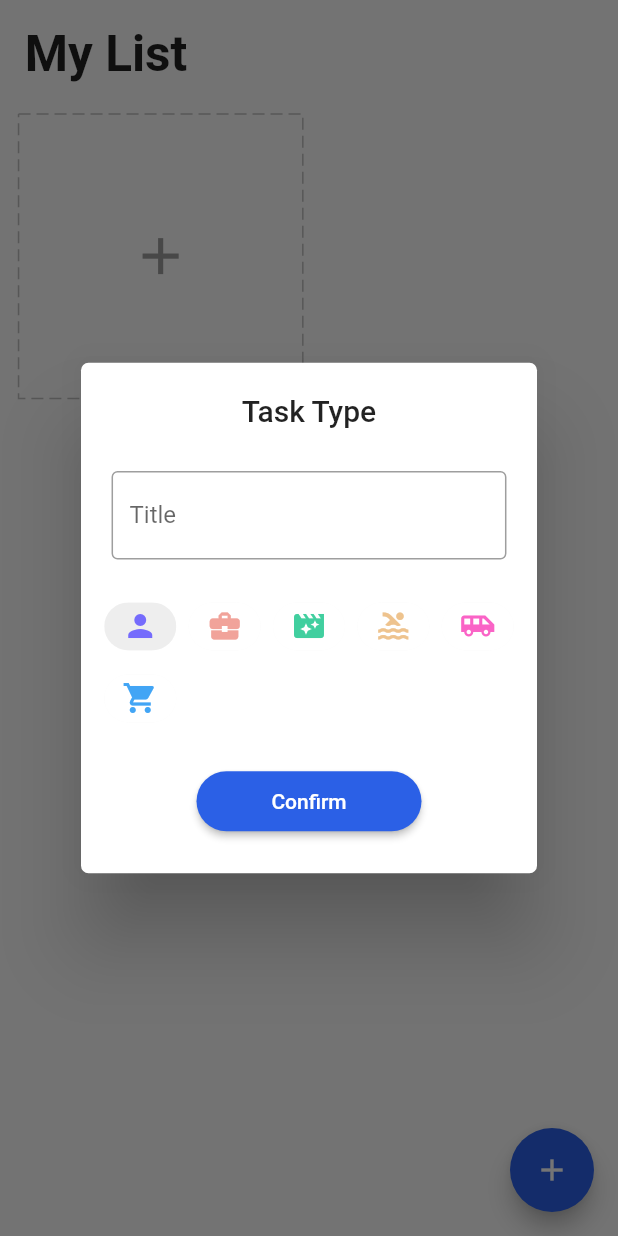
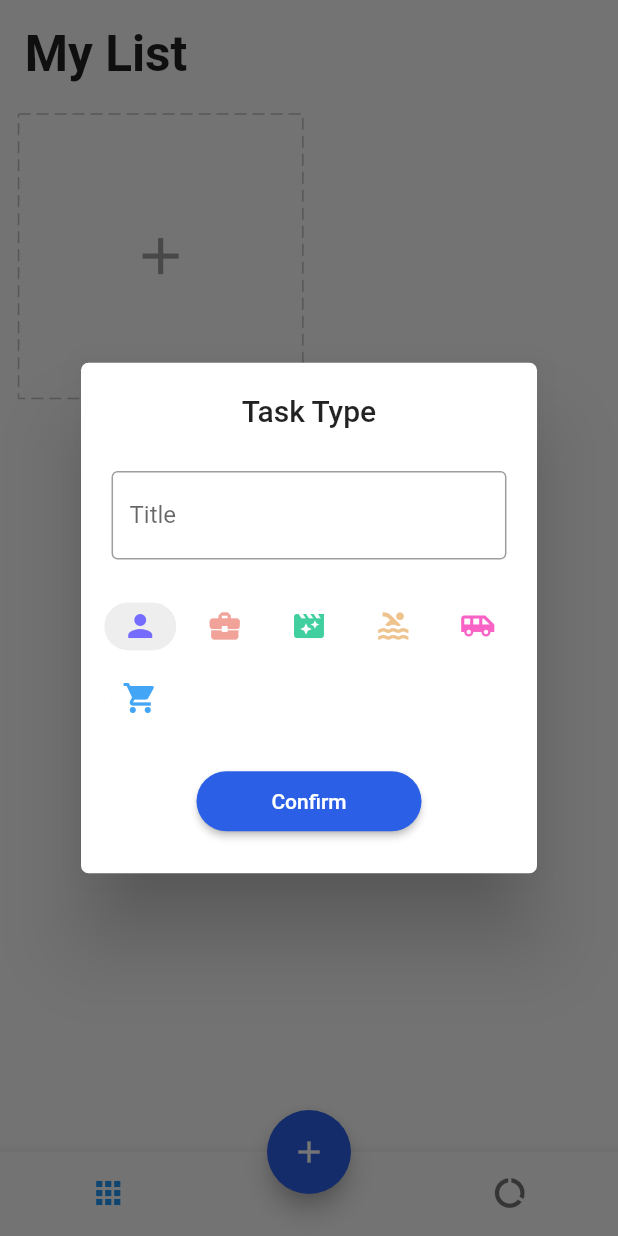
Before and after one commit to WasemAljundy/Todo-List-App, a Flutter app: the screen it shows after launch, after a tap on the "add" icon, on a phone screen of 412 x 824 dp. Run offline on Flutter 3.47's test engine with Material 2 defaults, Android fonts, the phone set to English and light mode, and no system bars; drawn by our look-alikes of dotted_border; our stand-ins replace equatable, flutter_easyloading, get, get_storage, step_progress_indicator.

Commit message:
all features created

```diff
--- a/lib/app/modules/detail/view.dart
+++ b/lib/app/modules/detail/view.dart
@@ -16,7 +16,9 @@
   Widget build(BuildContext context) {
     var task = homeController.task.value!;
     var color = HexColor.fromHex(task.color);
-    return Scaffold(
+    return WillPopScope(
+      onWillPop: () async => false,
+      child: Scaffold(
         body: Form(
           key: homeController.formKey,
           child: ListView(
@@ -147,6 +149,7 @@
             ],
           ),
         ),
+      ),
     );
   }
 }
--- a/lib/app/modules/home/controller.dart
+++ b/lib/app/modules/home/controller.dart
@@ -11,6 +11,7 @@
 
   final formKey = GlobalKey<FormState>();
   final editController = TextEditingController();
+  final tabIndex = 0.obs;
   final chipIndex = 0.obs;
   final deleting = false.obs;
   final tasks = <Task>[].obs;
@@ -29,6 +30,10 @@
   void onClose() {
     editController.dispose();
     super.onClose();
+  }
+
+  void changeTabIndex(int index) {
+    tabIndex.value = index;
   }
 
   void changeChipIndex(int value) {
@@ -145,4 +150,30 @@
     }
     return res;
   }
+
+  int getTotalTask() {
+    var res = 0;
+    for (int i = 0; i < tasks.length; i++) {
+      if (tasks[i].todos != null) {
+        res += tasks[i].todos!.length;
+      }
+    }
+    return res;
+  }
+
+
+  int getTotalDoneTask() {
+    var res = 0;
+    for (int i = 0; i < tasks.length; i++) {
+      if(tasks[i].todos !=null){
+        for (int j = 0; j < tasks[i].todos!.length; j++) {
+          if (tasks[i].todos![j]['done'] == true) {
+            res += 1;
+          }
+        }
+      }
+    }
+    return res;
+  }
+
 }
--- a/lib/app/modules/home/view.dart
+++ b/lib/app/modules/home/view.dart
@@ -8,6 +8,7 @@
 import 'package:getx_todo_list/app/modules/home/widgets/add_card.dart';
 import 'package:getx_todo_list/app/modules/home/widgets/add_dialog.dart';
 import 'package:getx_todo_list/app/modules/home/widgets/task_card.dart';
+import 'package:getx_todo_list/app/modules/report/view.dart';
 
 class HomePage extends GetView<HomeController> {
   const HomePage({super.key});
@@ -15,7 +16,11 @@
   @override
   Widget build(BuildContext context) {
     return Scaffold(
-      body: SafeArea(
+      body: Obx(
+        () => IndexedStack(
+          index: controller.tabIndex.value,
+          children: [
+            SafeArea(
               child: ListView(
                 children: [
                   Padding(
@@ -39,7 +44,8 @@
                             .map(
                               (element) => LongPressDraggable(
                                 data: element,
-                          onDragStarted: () => controller.changeDeleting(true),
+                                onDragStarted: () =>
+                                    controller.changeDeleting(true),
                                 onDraggableCanceled: (velocity, offset) =>
                                     controller.changeDeleting(false),
                                 onDragEnd: (details) =>
@@ -56,6 +62,10 @@
                       ],
                     ),
                   ),
+                ],
+              ),
+            ),
+            ReportPage(),
           ],
         ),
       ),
@@ -82,6 +92,37 @@
           EasyLoading.showSuccess('Delete Success');
         },
       ),
+      floatingActionButtonLocation: FloatingActionButtonLocation.centerDocked,
+      bottomNavigationBar: Theme(
+        data: ThemeData(
+          splashColor: Colors.transparent,
+          highlightColor: Colors.transparent,
+        ),
+        child: Obx(
+          () => BottomNavigationBar(
+            onTap: (int index) => controller.changeTabIndex(index),
+            currentIndex: controller.tabIndex.value,
+            showSelectedLabels: false,
+            showUnselectedLabels: false,
+            items: [
+              BottomNavigationBarItem(
+                label: 'Home',
+                icon: Padding(
+                  padding: EdgeInsets.only(right: 15.0.wp),
+                  child: const Icon(Icons.apps),
+                ),
+              ),
+              BottomNavigationBarItem(
+                label: 'Report',
+                icon: Padding(
+                  padding: EdgeInsets.only(left: 15.0.wp),
+                  child: const Icon(Icons.data_usage),
+                ),
+              ),
+            ],
+          ),
+        ),
+      ),
     );
   }
 }
--- a/lib/app/modules/home/widgets/add_dialog.dart
+++ b/lib/app/modules/home/widgets/add_dialog.dart
@@ -11,7 +11,9 @@
 
   @override
   Widget build(BuildContext context) {
-    return Scaffold(
+    return WillPopScope(
+      onWillPop: () async => false,
+      child: Scaffold(
         body: Form(
           key: homeController.formKey,
           child: ListView(
@@ -152,6 +154,7 @@
             ],
           ),
         ),
+      ),
     );
   }
 }
--- /dev/null
+++ b/lib/app/modules/report/view.dart
@@ -0,0 +1,150 @@
+import 'package:flutter/material.dart';
+import 'package:get/get.dart';
+import 'package:getx_todo_list/app/core/utils/extensions.dart';
+import 'package:getx_todo_list/app/modules/home/controller.dart';
+import 'package:intl/intl.dart';
+import 'package:step_progress_indicator/step_progress_indicator.dart';
+
+class ReportPage extends StatelessWidget {
+  final homeController = Get.find<HomeController>();
+
+  ReportPage({super.key});
+
+  @override
+  Widget build(BuildContext context) {
+    return Scaffold(body: SafeArea(child: Obx(
+      () {
+        var createdTasks = homeController.getTotalTask();
+        var completedTasks = homeController.getTotalDoneTask();
+        var liveTasks = createdTasks - completedTasks;
+        var percentage =
+            (completedTasks / createdTasks * 100).toStringAsFixed(0);
+        return ListView(
+          children: [
+            Padding(
+              padding: EdgeInsets.all(4.0.wp),
+              child: Text(
+                'My Report',
+                style: TextStyle(
+                  fontSize: 24.0.sp,
+                  fontWeight: FontWeight.bold,
+                ),
+              ),
+            ),
+            Padding(
+              padding: EdgeInsets.symmetric(horizontal: 4.0.wp),
+              child: Text(
+                DateFormat.yMMMMd().format(DateTime.now()),
+                style: TextStyle(
+                  fontSize: 14.0.sp,
+                  color: Colors.grey,
+                ),
+              ),
+            ),
+            Padding(
+              padding: EdgeInsets.symmetric(
+                vertical: 3.0.wp,
+                horizontal: 4.0.wp,
+              ),
+              child: const Divider(thickness: 2),
+            ),
+            Padding(
+              padding: EdgeInsets.symmetric(
+                vertical: 3.0.wp,
+                horizontal: 5.0.wp,
+              ),
+              child: Row(
+                mainAxisAlignment: MainAxisAlignment.spaceBetween,
+                children: [
+                  _buildStatus(Colors.green, liveTasks, 'Live Tasks'),
+                  _buildStatus(Colors.orange, completedTasks, 'Completed'),
+                  _buildStatus(Colors.blue, createdTasks, 'Created'),
+                ],
+              ),
+            ),
+            SizedBox(height: 8.0.wp),
+            UnconstrainedBox(
+              child: SizedBox(
+                width: 70.0.wp,
+                height: 70.0.wp,
+                child: CircularStepProgressIndicator(
+                  totalSteps: createdTasks == 0 ? 1 : createdTasks,
+                  currentStep: completedTasks,
+                  stepSize: 20,
+                  selectedColor: Colors.green,
+                  unselectedColor: Colors.grey.shade200,
+                  padding: 0,
+                  width: 150,
+                  height: 150,
+                  selectedStepSize: 22,
+                  roundedCap: (p0, p1) => true,
+                  child: Column(
+                    mainAxisAlignment: MainAxisAlignment.center,
+                    children: [
+                      Text(
+                        '${createdTasks == 0 ? 0 : percentage} %',
+                        style: TextStyle(
+                          fontSize: 20.0.sp,
+                          fontWeight: FontWeight.bold,
+                        ),
+                      ),
+                      SizedBox(height: 1.0.wp),
+                      Text(
+                        'Efficiency',
+                        style: TextStyle(
+                          color: Colors.grey,
+                          fontWeight: FontWeight.bold,
+                          fontSize: 12.0.sp,
+                        ),
+                      ),
+                    ],
+                  ),
+                ),
+              ),
+            ),
+          ],
+        );
+      },
+    )));
+  }
+}
+
+Row _buildStatus(Color color, int number, String text) {
+  return Row(
+    crossAxisAlignment: CrossAxisAlignment.start,
+    children: [
+      Container(
+        height: 3.0.wp,
+        width: 3.0.wp,
+        decoration: BoxDecoration(
+          shape: BoxShape.circle,
+          border: Border.all(
+            width: 0.5.wp,
+            color: color,
+          ),
+        ),
+      ),
+      SizedBox(width: 3.0.wp),
+      Column(
+        crossAxisAlignment: CrossAxisAlignment.start,
+        children: [
+          Text(
+            '$number',
+            style: TextStyle(
+              fontSize: 16.0.sp,
+              fontWeight: FontWeight.bold,
+            ),
+          ),
+          SizedBox(height: 2.0.wp),
+          Text(
+            text,
+            style: TextStyle(
+              fontSize: 12.0.sp,
+              color: Colors.grey,
+            ),
+          ),
+        ],
+      ),
+    ],
+  );
+}
--- a/pubspec.yaml
+++ b/pubspec.yaml
@@ -41,6 +41,7 @@
   flutter_easyloading: ^3.0.5
   dotted_border: ^2.0.0+3
   step_progress_indicator: ^1.0.2
+  intl:
 
 dev_dependencies:
   flutter_test:
```
Also changed, not shown: pubspec.lock. Lines whose indentation alone changed are shown as unchanged.
